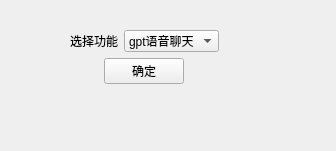
Before: the Qt Designer form ui/design/select_function.ui in QureL/ChatGPTVoice, drawn with Qt 5.
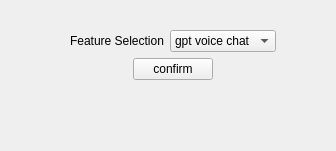
After: the same form once the commit is applied.

Patch:
```diff
--- a/ui/design/select_function.ui
+++ b/ui/design/select_function.ui
@@ -18,7 +18,7 @@
     <rect>
      <x>70</x>
      <y>30</y>
-     <width>180</width>
+     <width>203</width>
      <height>81</height>
     </rect>
    </property>
@@ -31,7 +31,7 @@
       <item>
        <widget class="QLabel" name="label">
         <property name="text">
-         <string>选择功能</string>
+         <string>Feature Selection</string>
         </property>
        </widget>
       </item>
@@ -39,7 +39,7 @@
        <widget class="QComboBox" name="select_funcion_combo">
         <item>
          <property name="text">
-          <string>gpt语音聊天</string>
+          <string>gpt voice chat</string>
          </property>
         </item>
        </widget>
@@ -60,7 +60,7 @@
          <enum>Qt::LeftToRight</enum>
         </property>
         <property name="text">
-         <string>确定</string>
+         <string>confirm</string>
         </property>
        </widget>
       </item>
```
